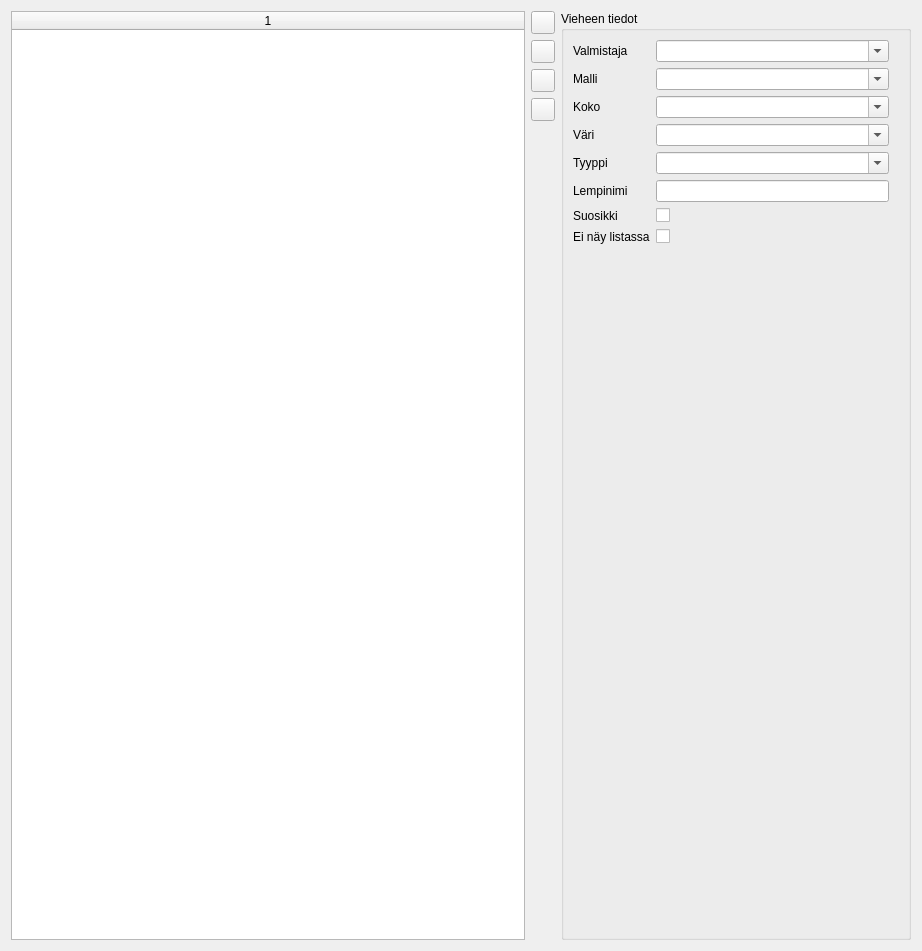
First picture: the form in lureform.ui, repository samuliwritescode/uistelupaivakirja-desktop, before the edit.
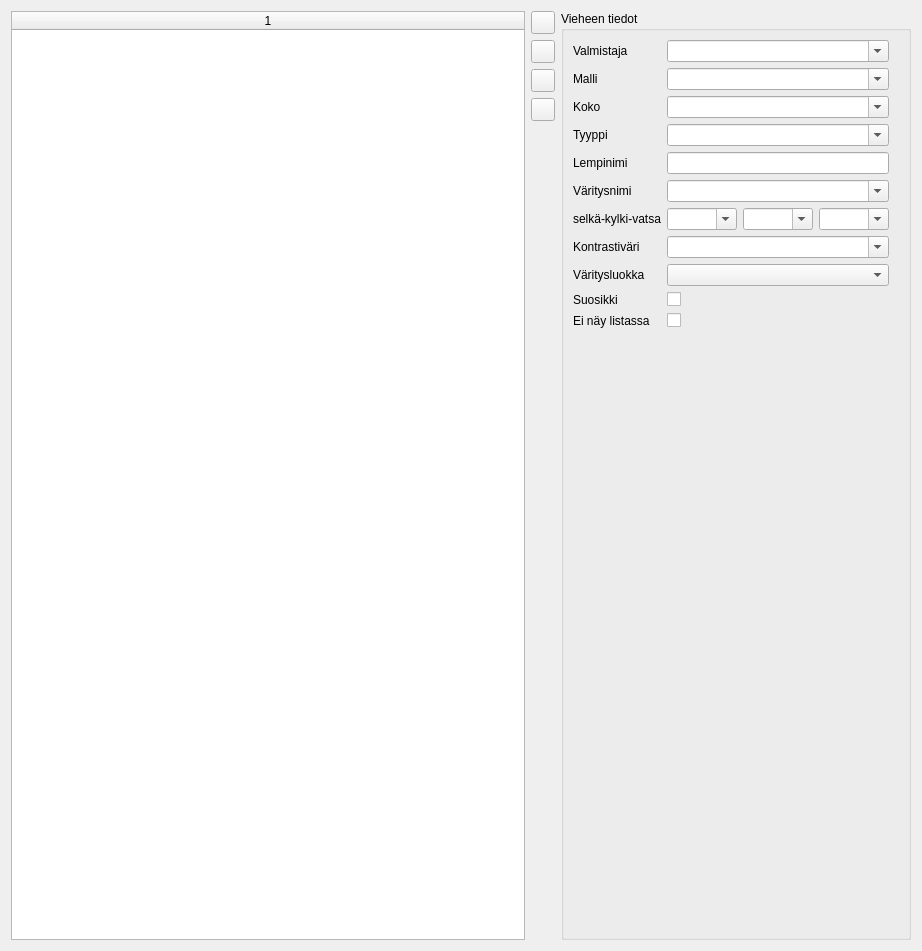
Second picture: the form after the edit. Icons and pictures are not drawn.

Diff of the .ui file:
```diff
--- a/lureform.ui
+++ b/lureform.ui
@@ -174,6 +174,22 @@
           </property>
          </widget>
         </item>
+        <item row="1" column="1">
+         <widget class="QComboBox" name="lure_manufacturer">
+          <property name="sizePolicy">
+           <sizepolicy hsizetype="Expanding" vsizetype="Fixed">
+            <horstretch>0</horstretch>
+            <verstretch>0</verstretch>
+           </sizepolicy>
+          </property>
+          <property name="editable">
+           <bool>true</bool>
+          </property>
+          <property name="minimumContentsLength">
+           <number>25</number>
+          </property>
+         </widget>
+        </item>
         <item row="2" column="0">
          <widget class="QLabel" name="label_46">
           <property name="text">
@@ -181,6 +197,22 @@
           </property>
          </widget>
         </item>
+        <item row="2" column="1">
+         <widget class="QComboBox" name="lure_model">
+          <property name="sizePolicy">
+           <sizepolicy hsizetype="Expanding" vsizetype="Fixed">
+            <horstretch>0</horstretch>
+            <verstretch>0</verstretch>
+           </sizepolicy>
+          </property>
+          <property name="editable">
+           <bool>true</bool>
+          </property>
+          <property name="minimumContentsLength">
+           <number>25</number>
+          </property>
+         </widget>
+        </item>
         <item row="3" column="0">
          <widget class="QLabel" name="label_47">
           <property name="text">
@@ -188,32 +220,8 @@
           </property>
          </widget>
         </item>
-        <item row="4" column="0">
-         <widget class="QLabel" name="label_48">
-          <property name="text">
-           <string>Väri</string>
-          </property>
-         </widget>
-        </item>
-        <item row="7" column="0">
-         <widget class="QLabel" name="label_8">
-          <property name="text">
-           <string>Suosikki</string>
-          </property>
-         </widget>
-        </item>
-        <item row="7" column="1">
-         <widget class="QCheckBox" name="lure_favorite">
-          <property name="focusPolicy">
-           <enum>Qt::WheelFocus</enum>
-          </property>
-          <property name="text">
-           <string/>
-          </property>
-         </widget>
-        </item>
-        <item row="5" column="1">
-         <widget class="QComboBox" name="lure_type">
+        <item row="3" column="1">
+         <widget class="QComboBox" name="lure_size">
           <property name="sizePolicy">
            <sizepolicy hsizetype="Expanding" vsizetype="Fixed">
             <horstretch>0</horstretch>
@@ -235,8 +243,8 @@
           </property>
          </widget>
         </item>
-        <item row="1" column="1">
-         <widget class="QComboBox" name="lure_manufacturer">
+        <item row="5" column="1">
+         <widget class="QComboBox" name="lure_type">
           <property name="sizePolicy">
            <sizepolicy hsizetype="Expanding" vsizetype="Fixed">
             <horstretch>0</horstretch>
@@ -251,71 +259,6 @@
           </property>
          </widget>
         </item>
-        <item row="2" column="1">
-         <widget class="QComboBox" name="lure_model">
-          <property name="sizePolicy">
-           <sizepolicy hsizetype="Expanding" vsizetype="Fixed">
-            <horstretch>0</horstretch>
-            <verstretch>0</verstretch>
-           </sizepolicy>
-          </property>
-          <property name="editable">
-           <bool>true</bool>
-          </property>
-          <property name="minimumContentsLength">
-           <number>25</number>
-          </property>
-         </widget>
-        </item>
-        <item row="3" column="1">
-         <widget class="QComboBox" name="lure_size">
-          <property name="sizePolicy">
-           <sizepolicy hsizetype="Expanding" vsizetype="Fixed">
-            <horstretch>0</horstretch>
-            <verstretch>0</verstretch>
-           </sizepolicy>
-          </property>
-          <property name="editable">
-           <bool>true</bool>
-          </property>
-          <property name="minimumContentsLength">
-           <number>25</number>
-          </property>
-         </widget>
-        </item>
-        <item row="4" column="1">
-         <widget class="QComboBox" name="lure_color">
-          <property name="sizePolicy">
-           <sizepolicy hsizetype="Expanding" vsizetype="Fixed">
-            <horstretch>0</horstretch>
-            <verstretch>0</verstretch>
-           </sizepolicy>
-          </property>
-          <property name="editable">
-           <bool>true</bool>
-          </property>
-          <property name="minimumContentsLength">
-           <number>25</number>
-          </property>
-         </widget>
-        </item>
-        <item row="8" column="0">
-         <widget class="QLabel" name="label_2">
-          <property name="text">
-           <string>Ei näy listassa</string>
-          </property>
-         </widget>
-        </item>
-        <item row="8" column="1">
-         <widget class="QCheckBox" name="lure_notvisible">
-          <property name="focusPolicy">
-           <enum>Qt::WheelFocus</enum>
-          </property>
-          <property name="text">
-           <string/>
-          </property>
-         </widget>
-        </item>
         <item row="6" column="0">
          <widget class="QLabel" name="label_3">
           <property name="text">
@@ -326,6 +269,151 @@
         <item row="6" column="1">
          <widget class="QLineEdit" name="lure_nickname"/>
         </item>
+        <item row="7" column="0">
+         <widget class="QLabel" name="label_48">
+          <property name="text">
+           <string>Väritysnimi</string>
+          </property>
+         </widget>
+        </item>
+        <item row="7" column="1">
+         <widget class="QComboBox" name="lure_color">
+          <property name="sizePolicy">
+           <sizepolicy hsizetype="Expanding" vsizetype="Fixed">
+            <horstretch>0</horstretch>
+            <verstretch>0</verstretch>
+           </sizepolicy>
+          </property>
+          <property name="editable">
+           <bool>true</bool>
+          </property>
+          <property name="minimumContentsLength">
+           <number>25</number>
+          </property>
+         </widget>
+        </item>
+        <item row="8" column="0">
+         <widget class="QLabel" name="label_4">
+          <property name="text">
+           <string>selkä-kylki-vatsa</string>
+          </property>
+          <property name="wordWrap">
+           <bool>true</bool>
+          </property>
+         </widget>
+        </item>
+        <item row="8" column="1">
+         <layout class="QHBoxLayout" name="horizontalLayout_3">
+          <item>
+           <widget class="QComboBox" name="lure_back">
+            <property name="editable">
+             <bool>true</bool>
+            </property>
+           </widget>
+          </item>
+          <item>
+           <widget class="QComboBox" name="lure_side">
+            <property name="editable">
+             <bool>true</bool>
+            </property>
+           </widget>
+          </item>
+          <item>
+           <widget class="QComboBox" name="lure_belly">
+            <property name="editable">
+             <bool>true</bool>
+            </property>
+           </widget>
+          </item>
+         </layout>
+        </item>
+        <item row="12" column="0">
+         <widget class="QLabel" name="label_8">
+          <property name="text">
+           <string>Suosikki</string>
+          </property>
+         </widget>
+        </item>
+        <item row="13" column="0">
+         <widget class="QLabel" name="label_2">
+          <property name="text">
+           <string>Ei näy listassa</string>
+          </property>
+         </widget>
+        </item>
+        <item row="13" column="1">
+         <widget class="QCheckBox" name="lure_notvisible">
+          <property name="focusPolicy">
+           <enum>Qt::WheelFocus</enum>
+          </property>
+          <property name="text">
+           <string/>
+          </property>
+         </widget>
+        </item>
+        <item row="12" column="1">
+         <widget class="QCheckBox" name="lure_favorite">
+          <property name="focusPolicy">
+           <enum>Qt::WheelFocus</enum>
+          </property>
+          <property name="text">
+           <string/>
+          </property>
+         </widget>
+        </item>
+        <item row="10" column="1">
+         <widget class="QComboBox" name="lure_class">
+          <property name="editable">
+           <bool>false</bool>
+          </property>
+          <item>
+           <property name="text">
+            <string/>
+           </property>
+          </item>
+          <item>
+           <property name="text">
+            <string>luomu</string>
+           </property>
+          </item>
+          <item>
+           <property name="text">
+            <string>voimakaskontrastinen luomu</string>
+           </property>
+          </item>
+          <item>
+           <property name="text">
+            <string>ärsytysväri</string>
+           </property>
+          </item>
+          <item>
+           <property name="text">
+            <string>voimakas ärsytysväri</string>
+           </property>
+          </item>
+         </widget>
+        </item>
+        <item row="9" column="1">
+         <widget class="QComboBox" name="lure_contrast">
+          <property name="editable">
+           <bool>true</bool>
+          </property>
+         </widget>
+        </item>
+        <item row="9" column="0">
+         <widget class="QLabel" name="label_6">
+          <property name="text">
+           <string>Kontrastiväri</string>
+          </property>
+         </widget>
+        </item>
+        <item row="10" column="0">
+         <widget class="QLabel" name="label_5">
+          <property name="text">
+           <string>Väritysluokka</string>
+          </property>
+         </widget>
+        </item>
        </layout>
       </item>
      </layout>
```
Left out of the diff: 1 changed line with no effect on the pictures.
